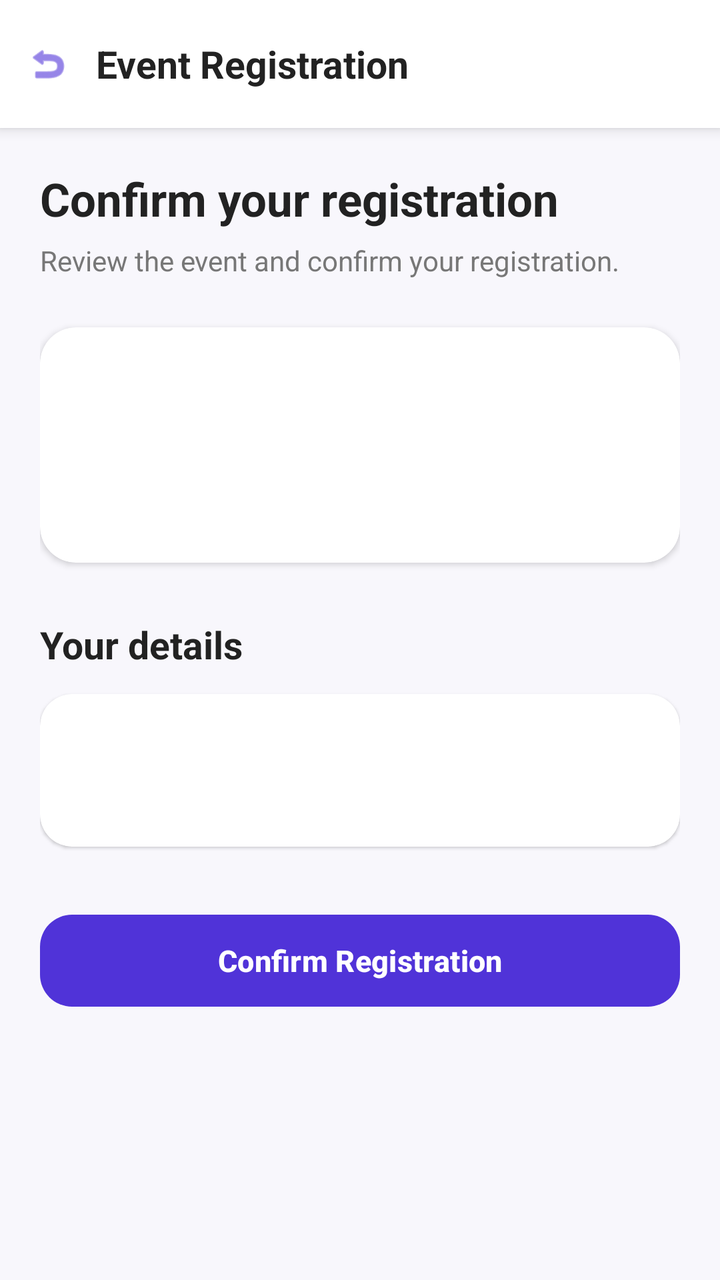
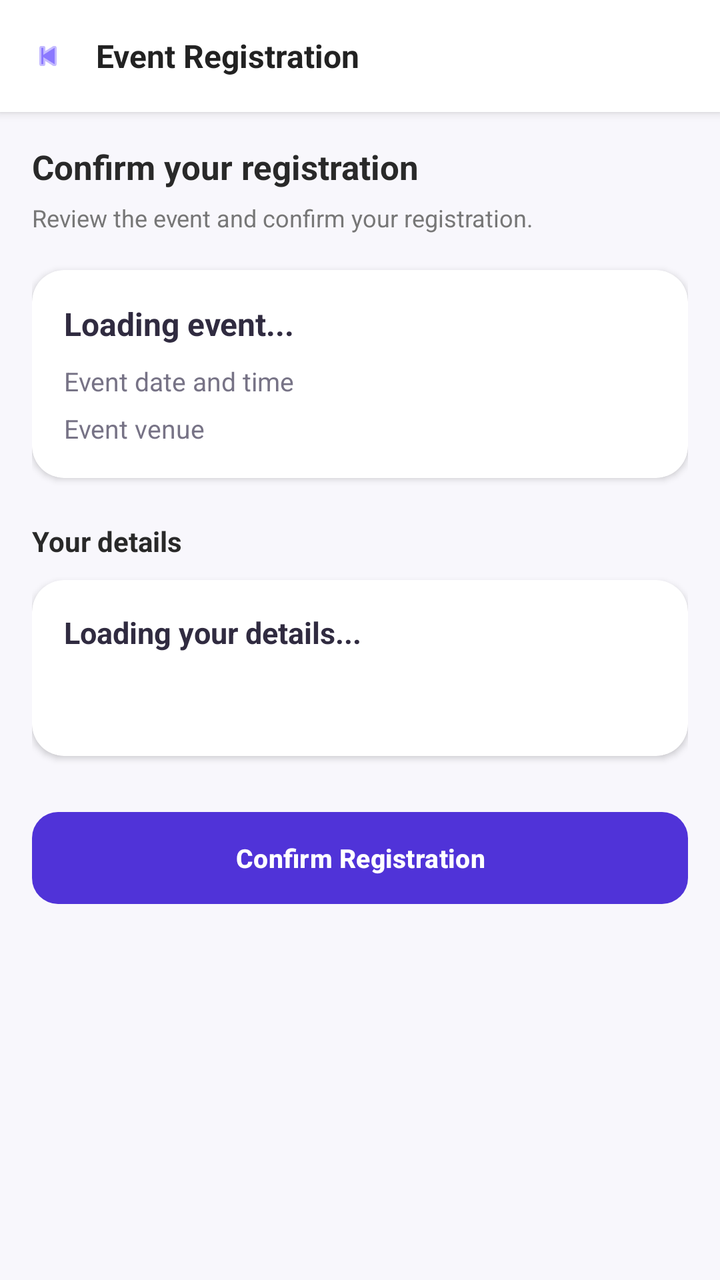

The first picture is an Android layout as it rendered before a commit; the second is the same layout after the commit. The layout source and the unified diff follow.
<!-- AndroidManifest.xml: application theme Theme.EventSphere -->
<!-- res/layout/activity_event_registration.xml -->
<?xml version="1.0" encoding="utf-8"?>
<androidx.constraintlayout.widget.ConstraintLayout
    xmlns:android="http://schemas.android.com/apk/res/android"
    xmlns:app="http://schemas.android.com/apk/res-auto"
    android:layout_width="match_parent"
    android:layout_height="match_parent"
    android:background="#F8F7FC">

    

    <LinearLayout
        android:id="@+id/topBar"
        android:layout_width="0dp"
        android:layout_height="64dp"
        android:orientation="horizontal"
        android:gravity="center_vertical"
        android:background="@android:color/white"
        android:elevation="4dp"
        app:layout_constraintTop_toTopOf="parent"
        app:layout_constraintStart_toStartOf="parent"
        app:layout_constraintEnd_toEndOf="parent">

        <ImageView
            android:id="@+id/btnBack"
            android:layout_width="48dp"
            android:layout_height="48dp"
            android:padding="13dp"
            android:src="@android:drawable/ic_menu_revert"
            android:tint="#5033D8"
            android:contentDescription="Back" />

        <TextView
            android:layout_width="0dp"
            android:layout_height="wrap_content"
            android:layout_weight="1"
            android:text="Event Registration"
            android:textColor="#222222"
            android:textSize="19sp"
            android:textStyle="bold" />

    </LinearLayout>


    

    <ScrollView
        android:layout_width="0dp"
        android:layout_height="0dp"
        android:fillViewport="true"
        android:scrollbars="none"
        app:layout_constraintTop_toBottomOf="@id/topBar"
        app:layout_constraintBottom_toBottomOf="parent"
        app:layout_constraintStart_toStartOf="parent"
        app:layout_constraintEnd_toEndOf="parent">

        <LinearLayout
            android:layout_width="match_parent"
            android:layout_height="wrap_content"
            android:orientation="vertical"
            android:padding="20dp">

            <TextView
                android:layout_width="match_parent"
                android:layout_height="wrap_content"
                android:text="Confirm your registration"
                android:textColor="#222222"
                android:textSize="23sp"
                android:textStyle="bold" />

            <TextView
                android:layout_width="match_parent"
                android:layout_height="wrap_content"
                android:layout_marginTop="6dp"
                android:text="Review the event and confirm your registration."
                android:textColor="#777777"
                android:textSize="14sp" />


            

            <androidx.cardview.widget.CardView
                android:layout_width="match_parent"
                android:layout_height="wrap_content"
                android:layout_marginTop="24dp"
                app:cardBackgroundColor="@android:color/white"
                app:cardCornerRadius="18dp"
                app:cardElevation="2dp">

                <LinearLayout
                    android:layout_width="match_parent"
                    android:layout_height="wrap_content"
                    android:orientation="vertical"
                    android:padding="18dp">

                    <TextView
                        android:id="@+id/tvEventTitle"
                        android:layout_width="match_parent"
                        android:layout_height="wrap_content"
                        android:textColor="#222222"
                        android:textSize="19sp"
                        android:textStyle="bold" />

                    <TextView
                        android:id="@+id/tvEventDate"
                        android:layout_width="match_parent"
                        android:layout_height="wrap_content"
                        android:layout_marginTop="12dp"
                        android:textColor="#555555"
                        android:textSize="14sp" />

                    <TextView
                        android:id="@+id/tvEventVenue"
                        android:layout_width="match_parent"
                        android:layout_height="wrap_content"
                        android:layout_marginTop="6dp"
                        android:textColor="#555555"
                        android:textSize="14sp" />

                </LinearLayout>

            </androidx.cardview.widget.CardView>


            

            <TextView
                android:layout_width="match_parent"
                android:layout_height="wrap_content"
                android:layout_marginTop="28dp"
                android:text="Your details"
                android:textColor="#222222"
                android:textSize="19sp"
                android:textStyle="bold" />

            <androidx.cardview.widget.CardView
                android:layout_width="match_parent"
                android:layout_height="wrap_content"
                android:layout_marginTop="12dp"
                app:cardBackgroundColor="@android:color/white"
                app:cardCornerRadius="16dp"
                app:cardElevation="1dp">

                <LinearLayout
                    android:layout_width="match_parent"
                    android:layout_height="wrap_content"
                    android:orientation="vertical"
                    android:padding="16dp">

                    <TextView
                        android:id="@+id/tvUserName"
                        android:layout_width="match_parent"
                        android:layout_height="wrap_content"
                        android:textColor="#222222"
                        android:textSize="15sp"
                        android:textStyle="bold" />

                    <TextView
                        android:id="@+id/tvUserEmail"
                        android:layout_width="match_parent"
                        android:layout_height="wrap_content"
                        android:layout_marginTop="5dp"
                        android:textColor="#777777"
                        android:textSize="14sp" />

                </LinearLayout>

            </androidx.cardview.widget.CardView>


            

            <com.google.android.material.button.MaterialButton
                android:id="@+id/btnConfirmRegistration"
                android:layout_width="match_parent"
                android:layout_height="54dp"
                android:layout_marginTop="30dp"
                android:text="Confirm Registration"
                android:textColor="@android:color/white"
                android:textSize="15sp"
                android:textStyle="bold"
                app:backgroundTint="#5033D8"
                app:cornerRadius="16dp" />

        </LinearLayout>

    </ScrollView>

</androidx.constraintlayout.widget.ConstraintLayout>
<!-- resources referenced by this layout -->
<resources>
  <style name="Theme.EventSphere" parent="Base.Theme.EventSphere" />
  <style name="Base.Theme.EventSphere" parent="Theme.Material3.DayNight.NoActionBar">
          
          
      </style>
</resources>

<!-- the commit's change to res/layout/activity_event_registration.xml (unified diff, before → after) -->
@@ -1,70 +1,59 @@
 <?xml version="1.0" encoding="utf-8"?>
-<androidx.constraintlayout.widget.ConstraintLayout
+<LinearLayout
     xmlns:android="http://schemas.android.com/apk/res/android"
     xmlns:app="http://schemas.android.com/apk/res-auto"
     android:layout_width="match_parent"
     android:layout_height="match_parent"
+    android:orientation="vertical"
     android:background="#F8F7FC">
 
     
-
     <LinearLayout
-        android:id="@+id/topBar"
-        android:layout_width="0dp"
-        android:layout_height="64dp"
+        android:layout_width="match_parent"
+        android:layout_height="56dp"
         android:orientation="horizontal"
         android:gravity="center_vertical"
         android:background="@android:color/white"
-        android:elevation="4dp"
-        app:layout_constraintTop_toTopOf="parent"
-        app:layout_constraintStart_toStartOf="parent"
-        app:layout_constraintEnd_toEndOf="parent">
+        android:elevation="3dp">
 
         <ImageView
             android:id="@+id/btnBack"
             android:layout_width="48dp"
             android:layout_height="48dp"
-            android:padding="13dp"
-            android:src="@android:drawable/ic_menu_revert"
-            android:tint="#5033D8"
-            android:contentDescription="Back" />
+            android:padding="15dp"
+            android:src="@android:drawable/ic_media_previous"
+            app:tint="#8B78FF"
+            android:contentDescription="Go back" />
 
         <TextView
-            android:layout_width="0dp"
+            android:layout_width="wrap_content"
             android:layout_height="wrap_content"
-            android:layout_weight="1"
             android:text="Event Registration"
             android:textColor="#222222"
-            android:textSize="19sp"
+            android:textSize="16sp"
             android:textStyle="bold" />
 
     </LinearLayout>
 
-
-    
-
     <ScrollView
-        android:layout_width="0dp"
+        android:layout_width="match_parent"
         android:layout_height="0dp"
+        android:layout_weight="1"
         android:fillViewport="true"
-        android:scrollbars="none"
-        app:layout_constraintTop_toBottomOf="@id/topBar"
-        app:layout_constraintBottom_toBottomOf="parent"
-        app:layout_constraintStart_toStartOf="parent"
-        app:layout_constraintEnd_toEndOf="parent">
+        android:clipToPadding="false">
 
         <LinearLayout
             android:layout_width="match_parent"
             android:layout_height="wrap_content"
             android:orientation="vertical"
-            android:padding="20dp">
+            android:padding="16dp">
 
             <TextView
                 android:layout_width="match_parent"
                 android:layout_height="wrap_content"
                 android:text="Confirm your registration"
-                android:textColor="#222222"
-                android:textSize="23sp"
+                android:textColor="#292929"
+                android:textSize="17sp"
                 android:textStyle="bold" />
 
             <TextView
@@ -73,116 +62,117 @@
                 android:layout_marginTop="6dp"
                 android:text="Review the event and confirm your registration."
                 android:textColor="#777777"
-                android:textSize="14sp" />
-
+                android:textSize="12sp" />
 
             
-
             <androidx.cardview.widget.CardView
                 android:layout_width="match_parent"
                 android:layout_height="wrap_content"
-                android:layout_marginTop="24dp"
-                app:cardBackgroundColor="@android:color/white"
-                app:cardCornerRadius="18dp"
+                android:layout_marginTop="18dp"
+                app:cardBackgroundColor="#FFFFFF"
+                app:cardCornerRadius="16dp"
                 app:cardElevation="2dp">
 
                 <LinearLayout
                     android:layout_width="match_parent"
                     android:layout_height="wrap_content"
                     android:orientation="vertical"
-                    android:padding="18dp">
+                    android:minHeight="88dp"
+                    android:padding="16dp">
 
                     <TextView
-                        android:id="@+id/tvEventTitle"
+                        android:id="@+id/tvRegistrationEventTitle"
                         android:layout_width="match_parent"
                         android:layout_height="wrap_content"
-                        android:textColor="#222222"
-                        android:textSize="19sp"
+                        android:text="Loading event..."
+                        android:textColor="#302B40"
+                        android:textSize="16sp"
                         android:textStyle="bold" />
 
                     <TextView
-                        android:id="@+id/tvEventDate"
+                        android:id="@+id/tvRegistrationEventDate"
                         android:layout_width="match_parent"
                         android:layout_height="wrap_content"
-                        android:layout_marginTop="12dp"
-                        android:textColor="#555555"
-                        android:textSize="14sp" />
+                        android:layout_marginTop="9dp"
+                        android:text="Event date and time"
+                        android:textColor="#777386"
+                        android:textSize="13sp" />
 
                     <TextView
-                        android:id="@+id/tvEventVenue"
+                        android:id="@+id/tvRegistrationEventVenue"
                         android:layout_width="match_parent"
                         android:layout_height="wrap_content"
                         android:layout_marginTop="6dp"
-                        android:textColor="#555555"
-                        android:textSize="14sp" />
+                        android:text="Event venue"
+                        android:textColor="#777386"
+                        android:textSize="13sp" />
 
                 </LinearLayout>
 
             </androidx.cardview.widget.CardView>
 
-
             
-
             <TextView
                 android:layout_width="match_parent"
                 android:layout_height="wrap_content"
-                android:layout_marginTop="28dp"
+                android:layout_marginTop="22dp"
                 android:text="Your details"
-                android:textColor="#222222"
-                android:textSize="19sp"
+                android:textColor="#292929"
+                android:textSize="14sp"
                 android:textStyle="bold" />
 
+            
             <androidx.cardview.widget.CardView
                 android:layout_width="match_parent"
                 android:layout_height="wrap_content"
-                android:layout_marginTop="12dp"
-                app:cardBackgroundColor="@android:color/white"
+                android:layout_marginTop="10dp"
+                app:cardBackgroundColor="#FFFFFF"
                 app:cardCornerRadius="16dp"
-                app:cardElevation="1dp">
+                app:cardElevation="2dp">
 
                 <LinearLayout
                     android:layout_width="match_parent"
                     android:layout_height="wrap_content"
+                    android:minHeight="88dp"
                     android:orientation="vertical"
                     android:padding="16dp">
 
                     <TextView
-                        android:id="@+id/tvUserName"
+                        android:id="@+id/tvRegistrationUserName"
                         android:layout_width="match_parent"
                         android:layout_height="wrap_content"
-                        android:textColor="#222222"
+                        android:text="Loading your details..."
+                        android:textColor="#302B40"
                         android:textSize="15sp"
                         android:textStyle="bold" />
 
                     <TextView
-                        android:id="@+id/tvUserEmail"
+                        android:id="@+id/tvRegistrationUserEmail"
                         android:layout_width="match_parent"
                         android:layout_height="wrap_content"
-                        android:layout_marginTop="5dp"
-                        android:textColor="#777777"
-                        android:textSize="14sp" />
+                        android:layout_marginTop="7dp"
+                        android:textColor="#777386"
+                        android:textSize="13sp" />
 
                 </LinearLayout>
 
             </androidx.cardview.widget.CardView>
 
-
             
-
             <com.google.android.material.button.MaterialButton
                 android:id="@+id/btnConfirmRegistration"
                 android:layout_width="match_parent"
                 android:layout_height="54dp"
-                android:layout_marginTop="30dp"
+                android:layout_marginTop="24dp"
                 android:text="Confirm Registration"
                 android:textColor="@android:color/white"
-                android:textSize="15sp"
+                android:textSize="13sp"
                 android:textStyle="bold"
                 app:backgroundTint="#5033D8"
-                app:cornerRadius="16dp" />
+                app:cornerRadius="13dp" />
 
         </LinearLayout>
 
     </ScrollView>
 
-</androidx.constraintlayout.widget.ConstraintLayout>
+</LinearLayout>
